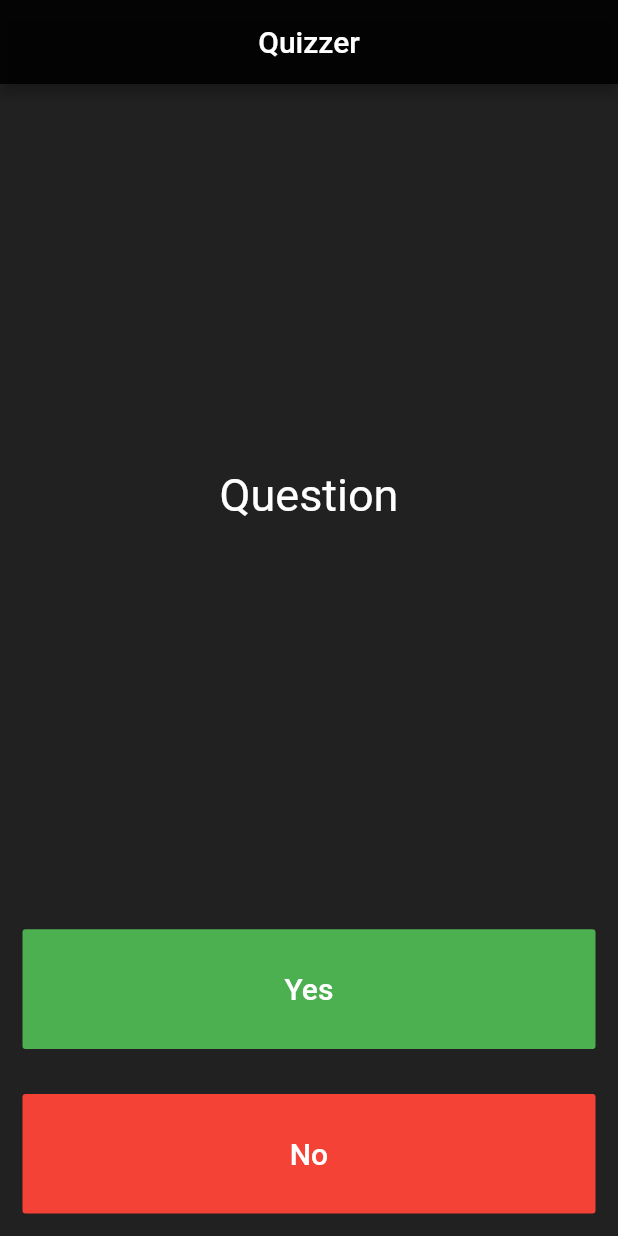
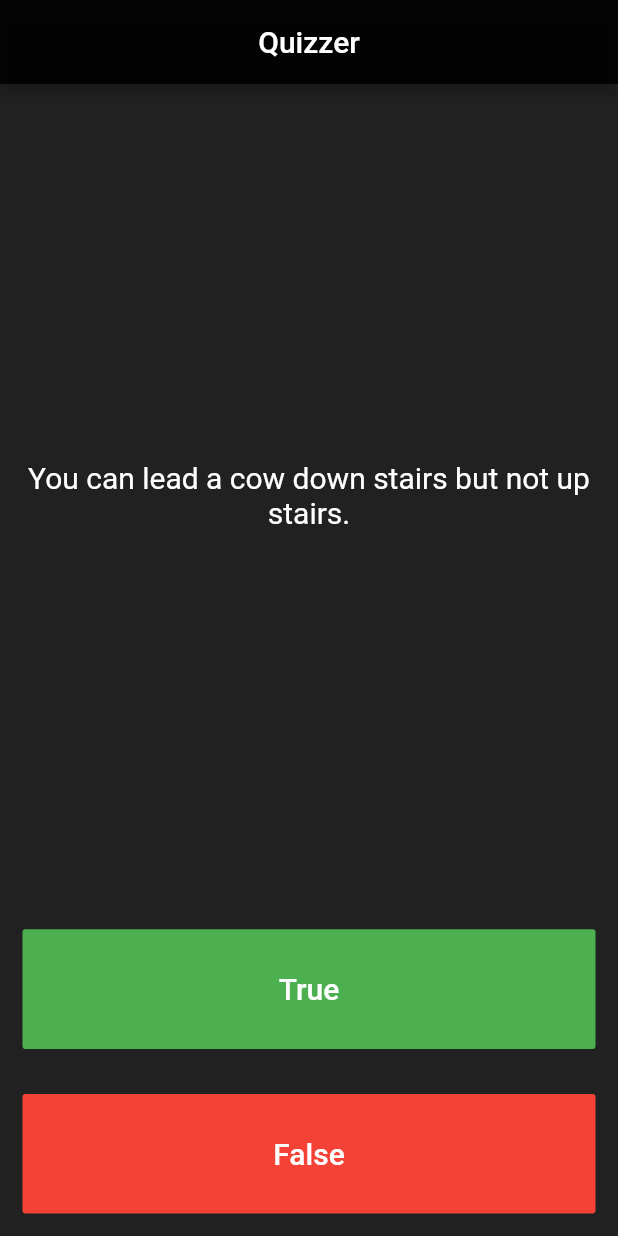
Before and after one commit to TeddyJubu/quizzer_flutter_copy, a Flutter app: the screen it shows after launch, on a phone screen of 412 x 824 dp. Run offline on Flutter 3.47's test engine with Material 2 defaults, Android fonts, the phone set to English and light mode, and no system bars.

Commit message:
conditionals introduced

```diff
--- a/lib/main.dart
+++ b/lib/main.dart
@@ -1,3 +1,4 @@
+import 'package:flutter/cupertino.dart';
 import 'package:flutter/material.dart';
 
 void main() {
@@ -30,21 +31,34 @@ class Quizzer extends StatefulWidget {
 }
 
 class _QuizzerState extends State<Quizzer> {
+  String temp;
+  int count = 0;
+  List<String> statement = [
+    'You can lead a cow down stairs but not up stairs.',
+    'Approximately one quarter of human bones are in the feet.',
+    'A slug\'s blood is green.',
+  ];
+  List<bool> answer = [false, true, true];
+  List<Icon> scoreKeeper = [];
   @override
   Widget build(BuildContext context) {
     return Column(
-      mainAxisAlignment: MainAxisAlignment.spaceEvenly,
+      mainAxisAlignment: MainAxisAlignment.center,
       crossAxisAlignment: CrossAxisAlignment.stretch,
       children: <Widget>[
         Expanded(
           flex: 5,
-          child: Container(
-            child: Center(
-              child: Text(
-                'Question',
-                style: TextStyle(
-                  fontSize: 30,
-                  color: Colors.white,
+          child: Padding(
+            padding: const EdgeInsets.all(15.0),
+            child: Container(
+              child: Center(
+                child: Text(
+                  statement[count],
+                  textAlign: TextAlign.center,
+                  style: TextStyle(
+                    fontSize: 20,
+                    color: Colors.white,
+                  ),
                 ),
               ),
             ),
@@ -55,9 +69,25 @@ class _QuizzerState extends State<Quizzer> {
             padding: const EdgeInsets.all(15.0),
             child: FlatButton(
               color: Colors.green.shade500,
-              onPressed: () {},
+              onPressed: () {
+                bool correctAnswer = answer[count];
+                if (correctAnswer == true) {
+                  print("right answer");
+                } else {
+                  print('wrong answer');
+                }
+                setState(() {
+                  scoreKeeper.add(
+                    Icon(
+                      Icons.check,
+                      color: Colors.green,
+                    ),
+                  );
+                  count++;
+                });
+              },
               child: Text(
-                'Yes',
+                'True',
                 style: TextStyle(
                   fontSize: 20,
                   color: Colors.white,
@@ -71,9 +101,25 @@ class _QuizzerState extends State<Quizzer> {
             padding: const EdgeInsets.all(15.0),
             child: FlatButton(
               color: Colors.red.shade500,
-              onPressed: () {},
+              onPressed: () {
+                bool correctAnswer = answer[count];
+                if (correctAnswer == false) {
+                  print("right answer");
+                } else {
+                  print('wrong answer');
+                }
+                setState(() {
+                  scoreKeeper.add(
+                    Icon(
+                      Icons.close,
+                      color: Colors.red,
+                    ),
+                  );
+                  count++;
+                });
+              },
               child: Text(
-                'No',
+                'False',
                 style: TextStyle(
                   fontSize: 20,
                   color: Colors.white,
@@ -82,6 +128,9 @@ class _QuizzerState extends State<Quizzer> {
             ),
           ),
         ),
+        Row(
+          children: scoreKeeper,
+        )
       ],
     );
   }
```
Also changed, not shown: lib/questions.dart (added).
